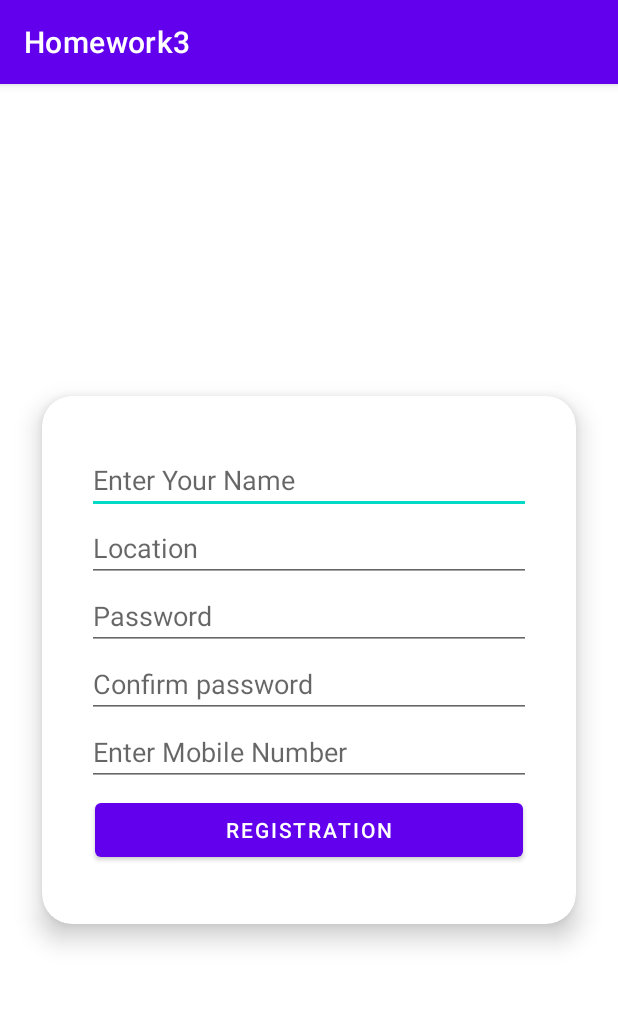
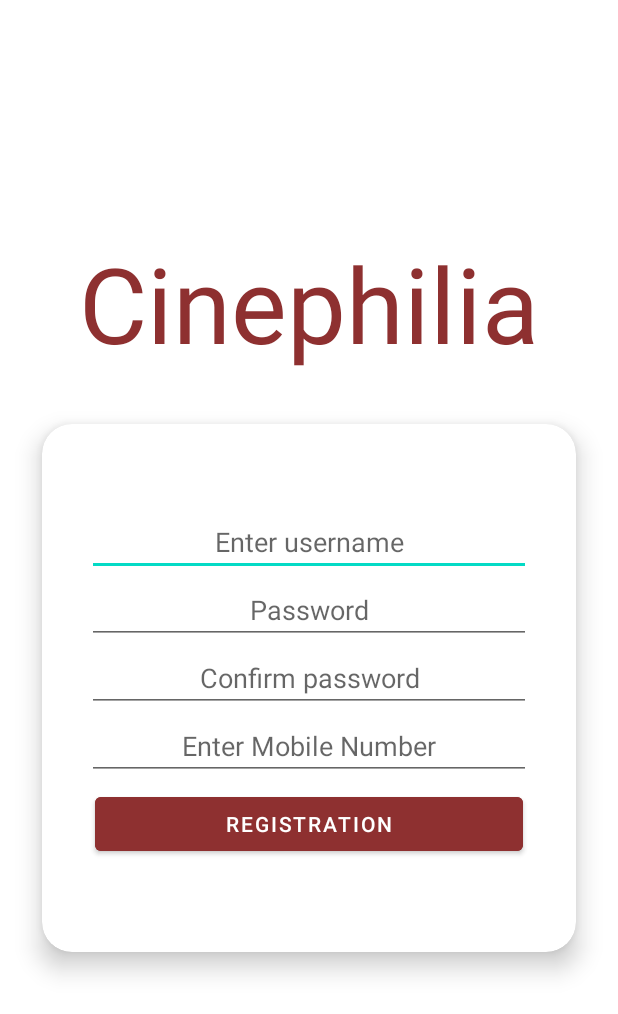
Before and after one commit to 2dnas/CinePhilia, an Android app: the screen it shows after launch (RegistrationActivity), after a tap on "SIGN UP", on a phone screen of 412 x 824 dp. Shown: the top 1014 px of the screen. Run offline under Robolectric (Android 15) with nearby library versions, the phone set to English and light mode, and no system bars; our stand-ins replace Firebase (no records; nobody signed in at launch, a user with empty details on screens opened directly).

```diff
--- a/app/src/main/AndroidManifest.xml
+++ b/app/src/main/AndroidManifest.xml
@@ -11,7 +11,8 @@
         android:theme="@style/Theme.Homework3">
         <activity android:name=".RecordsActivity"></activity>
         <activity android:name=".RegistrationActivity" />
-        <activity android:name=".MainActivity">
+        <activity
+            android:name=".MainActivity">
             <intent-filter>
                 <action android:name="android.intent.action.MAIN" />
 
--- a/app/src/main/java/com/example/homework3/MainActivity.java
+++ b/app/src/main/java/com/example/homework3/MainActivity.java
@@ -5,11 +5,15 @@ import androidx.appcompat.app.AppCompatActivity;
 import android.content.Intent;
 import android.os.Bundle;
 import android.view.View;
+import android.view.WindowManager;
 import android.widget.Button;
 import android.widget.EditText;
 import android.widget.Toast;
 
+import com.google.firebase.firestore.FirebaseFirestore;
+
 import java.security.DomainCombiner;
+import java.util.Objects;
 
 public class MainActivity extends AppCompatActivity {
     String NAME_CODE = "name";
@@ -18,13 +22,18 @@ public class MainActivity extends AppCompatActivity {
     Button signInButton, SignUpButton;
     Database database;
 
+    FirebaseFirestore db;
+
 
     @Override
     protected void onCreate(Bundle savedInstanceState) {
         super.onCreate(savedInstanceState);
         setContentView(R.layout.activity_main);
+        Objects.requireNonNull(getSupportActionBar()).hide();
 
         database = new Database(this);
+
+        db = FirebaseFirestore.getInstance();
 
         mobileEditText = findViewById(R.id.et_mobile);
         passwordEditText = findViewById(R.id.et_password);
@@ -32,20 +41,20 @@ public class MainActivity extends AppCompatActivity {
         SignUpButton = findViewById(R.id.button2);
     }
 
-    public void Registration(View view) {
-        Intent intent = new Intent(MainActivity.this,RegistrationActivity.class);
+    public void signUp(View view) {
+        Intent intent = new Intent(MainActivity.this, RegistrationActivity.class);
         startActivity(intent);
     }
 
     public void signIn(View view) {
         String phone = database.getUserPhone(mobileEditText.getText().toString());
 
-        if(phone.equals("-1")){
-            Toast.makeText(this,"Wrong Number",Toast.LENGTH_LONG).show();
-        }else{
-            if(passwordEditText.getText().toString().equals(phone)){
-                Intent intent = new Intent(MainActivity.this,RecordsActivity.class);
-                intent.putExtra(NAME_CODE,database.getUserName(mobileEditText.getText().toString()));
+        if (phone.equals("-1")) {
+            Toast.makeText(MainActivity.this, "Wrong Number", Toast.LENGTH_LONG).show();
+        } else {
+            if (passwordEditText.getText().toString().equals(phone)) {
+                Intent intent = new Intent(MainActivity.this, RecordsActivity.class);
+                intent.putExtra(NAME_CODE, database.getUserName(mobileEditText.getText().toString()));
                 startActivity(intent);
             }
         }
--- a/app/src/main/java/com/example/homework3/RegistrationActivity.java
+++ b/app/src/main/java/com/example/homework3/RegistrationActivity.java
@@ -8,6 +8,8 @@ import android.view.View;
 import android.widget.Button;
 import android.widget.EditText;
 import android.widget.Toast;
+
+import java.util.Objects;
 
 public class RegistrationActivity extends AppCompatActivity {
     String NAME_CODE = "name";
@@ -22,9 +24,9 @@ public class RegistrationActivity extends AppCompatActivity {
     protected void onCreate(Bundle savedInstanceState) {
         super.onCreate(savedInstanceState);
         setContentView(R.layout.activity_registration);
+        Objects.requireNonNull(getSupportActionBar()).hide();
 
         registrationName = findViewById(R.id.registrationName);
-        registrationLocation = findViewById(R.id.registrationLocation);
         registrationPassword = findViewById(R.id.registrationPassword);
         registrationPasswordConfirm = findViewById(R.id.confirmPassword);
         registrationPhone = findViewById(R.id.registrationMobile);
@@ -35,7 +37,6 @@ public class RegistrationActivity extends AppCompatActivity {
 
     public void Registration(View view) {
         String name = registrationName.getText().toString();
-        String location = registrationLocation.getText().toString();
         String password = registrationPassword.getText().toString();
         String confirmPassword = registrationPasswordConfirm.getText().toString();
         String phone = registrationPhone.getText().toString();
@@ -45,7 +46,7 @@ public class RegistrationActivity extends AppCompatActivity {
             return;
         }
 
-        database.saveUser(name,location,password,phone);
+        database.saveUser(name,password,phone);
 
         Toast.makeText(this, "You are successfully registered", Toast.LENGTH_SHORT).show();
 
--- a/app/src/main/res/layout/activity_registration.xml
+++ b/app/src/main/res/layout/activity_registration.xml
@@ -6,7 +6,17 @@
     android:layout_height="match_parent"
     android:gravity="center"
     android:orientation="vertical"
+    android:background="#FFFFFF"
     tools:context=".RegistrationActivity">
+
+    <TextView
+        android:layout_width="wrap_content"
+        android:layout_height="wrap_content"
+        android:gravity="center"
+        android:layout_gravity="center"
+        android:textColor="#8E3030"
+        android:textSize="70sp"
+        android:text="@string/cinephilia"/>
 
     <androidx.cardview.widget.CardView
         android:layout_width="match_parent"
@@ -33,20 +43,17 @@
                 android:layout_width="match_parent"
                 android:layout_height="wrap_content"
                 android:inputType="textPersonName"
-                android:hint="Enter Your Name" />
+                android:gravity="center"
+                android:hint="@string/enter_username" />
 
-            <EditText
-                android:id="@+id/registrationLocation"
-                android:layout_width="match_parent"
-                android:layout_height="wrap_content"
-                android:inputType="textPersonName"
-                android:hint="Location" />
+
 
             <EditText
                 android:id="@+id/registrationPassword"
                 android:layout_width="match_parent"
                 android:layout_height="wrap_content"
                 android:ems="10"
+                android:gravity="center"
                 android:inputType="textPassword"
                 android:hint="@string/password"/>
 
@@ -54,6 +61,7 @@
                 android:id="@+id/confirmPassword"
                 android:layout_width="match_parent"
                 android:layout_height="wrap_content"
+                android:gravity="center"
                 android:ems="10"
                 android:inputType="textPassword"
                 android:hint="@string/confirm_password"/>
@@ -63,6 +71,7 @@
                 android:layout_width="match_parent"
                 android:layout_height="wrap_content"
                 android:ems="10"
+                android:gravity="center"
                 android:inputType="phone"
                 android:hint="@string/enter_mobile_number"/>
 
@@ -71,6 +80,7 @@
                 android:layout_width="match_parent"
                 android:layout_height="wrap_content"
                 android:onClick="Registration"
+                android:backgroundTint="#8E3030"
                 android:layout_margin="5dp"
                 android:text="@string/registration" />
 
--- a/app/src/main/res/values/strings.xml
+++ b/app/src/main/res/values/strings.xml
@@ -1,5 +1,5 @@
 <resources>
-    <string name="app_name">Homework3</string>
+    <string name="app_name">Final Project</string>
     <string name="password">Password</string>
     <string name="mobile">Mobile</string>
     <string name="sign_in_app">Sign In App</string>
@@ -9,4 +9,8 @@
     <string name="confirm_password">Confirm password</string>
     <string name="enter_mobile_number">Enter Mobile Number</string>
     <string name="log_out">Log Out</string>
+    <string name="cinephilia">Cinephilia</string>
+    <string name="enter_username">Enter username</string>
+    <string name="buy_ticket">BUY TICKET</string>
+    <string name="ticket_left">Ticket left:</string>
 </resources>
--- a/build.gradle
+++ b/build.gradle
@@ -6,6 +6,7 @@ buildscript {
     }
     dependencies {
         classpath "com.android.tools.build:gradle:4.1.2"
+        classpath 'com.google.gms:google-services:4.3.5'
 
         // NOTE: Do not place your application dependencies here; they belong
         // in the individual module build.gradle files
```
Also changed, not shown: app/build.gradle (+8 -1 lines), app/src/main/java/com/example/homework3/Database.java (+2 -5 lines), app/src/main/java/com/example/homework3/RecordsActivity.java (+78 -16 lines), app/src/main/res/layout/activity_main.xml (+7 -3 lines), app/src/main/res/layout/activity_records.xml (+5 -8 lines).
